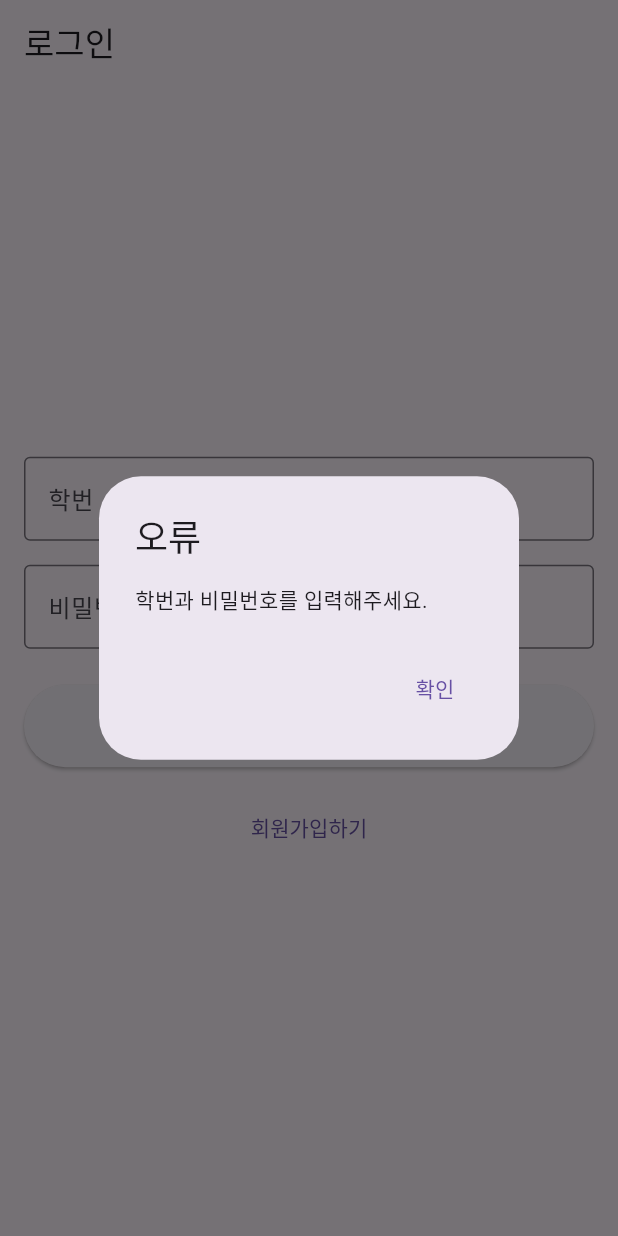
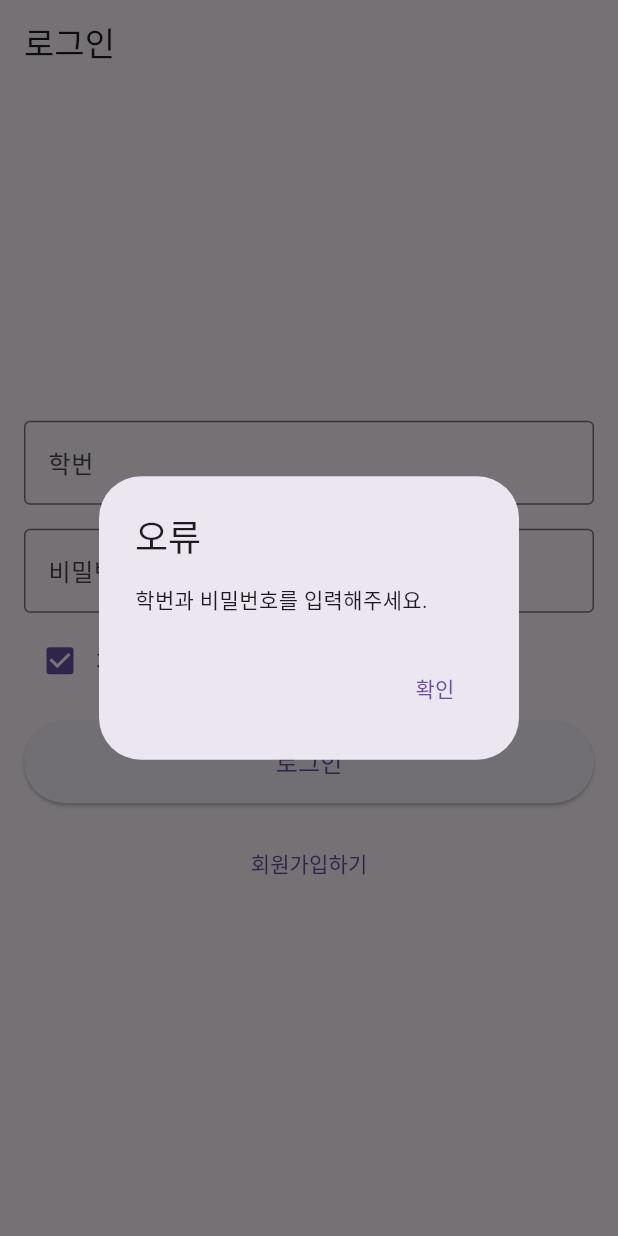
Before and after one commit to devUuung/GNU-PingPong-App, a Flutter app: the screen it shows after launch, after a tap on "로그인", on a phone screen of 412 x 824 dp. Run offline on Flutter 3.47's test engine with Material 3 defaults, Android fonts, the light colour scheme and no system bars; our stand-ins replace flutter_dotenv, image_picker, package_info_plus, shared_preferences, supabase_flutter; accounts and stored records are empty.

```diff
--- a/flutter-app/lib/main.dart
+++ b/flutter-app/lib/main.dart
@@ -2,6 +2,11 @@
 import 'package:flutter/material.dart';
 import 'package:flutter/services.dart';
 import 'package:gnu_pingpong_app/screens/login.dart';
+import 'package:gnu_pingpong_app/screens/home.dart';
+import 'package:gnu_pingpong_app/screens/profile.dart';
+import 'package:gnu_pingpong_app/screens/profile_edit.dart';
+import 'package:gnu_pingpong_app/screens/change_password.dart';
+import 'package:gnu_pingpong_app/screens/signup.dart';
 import 'package:gnu_pingpong_app/utils/version_check.dart';
 import 'package:intl/date_symbol_data_local.dart';
 // import 'package:flutter_bluetooth_serial/flutter_bluetooth_serial.dart';
@@ -44,6 +49,11 @@ class MyApp extends StatelessWidget {
       initialRoute: '/login',
       routes: {
         '/login': (context) => const LoginPage(),
+        '/home': (context) => const HomePage(),
+        '/profile': (context) => const MyInfoPage(),
+        '/profile/edit': (context) => const EditProfilePage(),
+        '/change_password': (context) => const ChangePasswordPage(),
+        '/signup': (context) => const SignUpPage(),
       },
       builder: (context, child) {
         // 앱 실행 시 버전 체크
--- a/flutter-app/lib/screens/login.dart
+++ b/flutter-app/lib/screens/login.dart
@@ -4,6 +4,7 @@ import 'signup.dart';
 import '../utils/dialog_utils.dart';
 import '../widgets/common/loading_indicator.dart';
 import 'package:supabase_flutter/supabase_flutter.dart';
+import 'package:shared_preferences/shared_preferences.dart';
 
 final supabase = Supabase.instance.client;
 
@@ -19,6 +20,7 @@ class _LoginPageState extends State<LoginPage> {
   final _studentIdController = TextEditingController();
   final _passwordController = TextEditingController();
   bool _isLoading = false;
+  bool _rememberMe = true; // 자동 로그인 옵션 (기본값: 활성화)
 
   @override
   void initState() {
@@ -35,11 +37,39 @@ class _LoginPageState extends State<LoginPage> {
     });
 
     try {
-      await supabase.auth.signOut();
+      // 현재 세션 확인
       final session = supabase.auth.currentSession;
 
+      // 세션이 있으면 홈 화면으로 이동
       if (session != null && mounted) {
         _goHome();
+        return;
+      }
+
+      // 세션이 없지만 저장된 로그인 정보가 있으면 자동 로그인 시도
+      final prefs = await SharedPreferences.getInstance();
+      final savedStudentId = prefs.getString('studentId');
+      final savedPassword = prefs.getString('password');
+
+      if (savedStudentId != null && savedPassword != null && mounted) {
+        // 저장된 정보로 자동 로그인 시도
+        final email = '$savedStudentId@gnu.ac.kr';
+
+        try {
+          final response = await supabase.auth.signInWithPassword(
+            email: email,
+            password: savedPassword,
+          );
+
+          if (response.session != null && mounted) {
+            _goHome();
+            return;
+          }
+        } catch (e) {
+          // 자동 로그인 실패 - 저장된 정보 삭제
+          await prefs.remove('studentId');
+          await prefs.remove('password');
+        }
       }
     } finally {
       if (mounted) {
@@ -85,6 +115,13 @@ class _LoginPageState extends State<LoginPage> {
         });
         showErrorDialog(context, '로그인 정보가 틀렸습니다.');
         return;
+      }
+
+      // 자동 로그인 설정이 켜져 있으면 로그인 정보 저장
+      if (_rememberMe) {
+        final prefs = await SharedPreferences.getInstance();
+        await prefs.setString('studentId', studentId);
+        await prefs.setString('password', password);
       }
 
       if (mounted) {
@@ -142,7 +179,22 @@ class _LoginPageState extends State<LoginPage> {
                     ),
                     obscureText: true,
                   ),
-                  const SizedBox(height: 24),
+                  const SizedBox(height: 8),
+                  // 자동 로그인 체크박스
+                  Row(
+                    children: [
+                      Checkbox(
+                        value: _rememberMe,
+                        onChanged: (value) {
+                          setState(() {
+                            _rememberMe = value ?? false;
+                          });
+                        },
+                      ),
+                      const Text('자동 로그인'),
+                    ],
+                  ),
+                  const SizedBox(height: 16),
                   // 로그인 버튼
                   SizedBox(
                     width: double.infinity,
--- a/flutter-app/pubspec.yaml
+++ b/flutter-app/pubspec.yaml
@@ -1,7 +1,7 @@
 name: gnu_pingpong_app
 description: "경상대학교 경상탁구가족(경탁가) 동아리의 공식 앱입니다."
 publish_to: "none" # Remove this line if you wish to publish to pub.dev
-version: 1.0.0+1
+version: 1.0.0+1  # <버전>+<빌드 번호> 형식입니다. TestFlight 제출마다 빌드 번호를 증가시켜야 합니다.
 
 environment:
   sdk: ">=3.2.6 <4.0.0"
```
Also changed, not shown: flutter-app/lib/screens/find_user.dart (+98 -138 lines), flutter-app/lib/screens/profile.dart (+10 -8 lines), flutter-app/lib/screens/win_lost_select.dart (+18 -3 lines).
